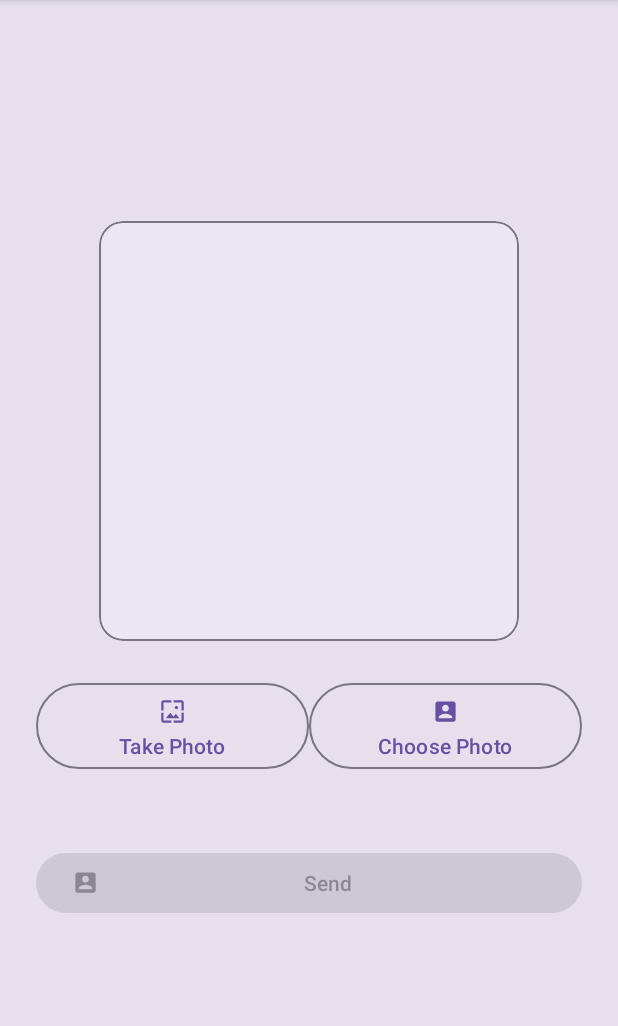
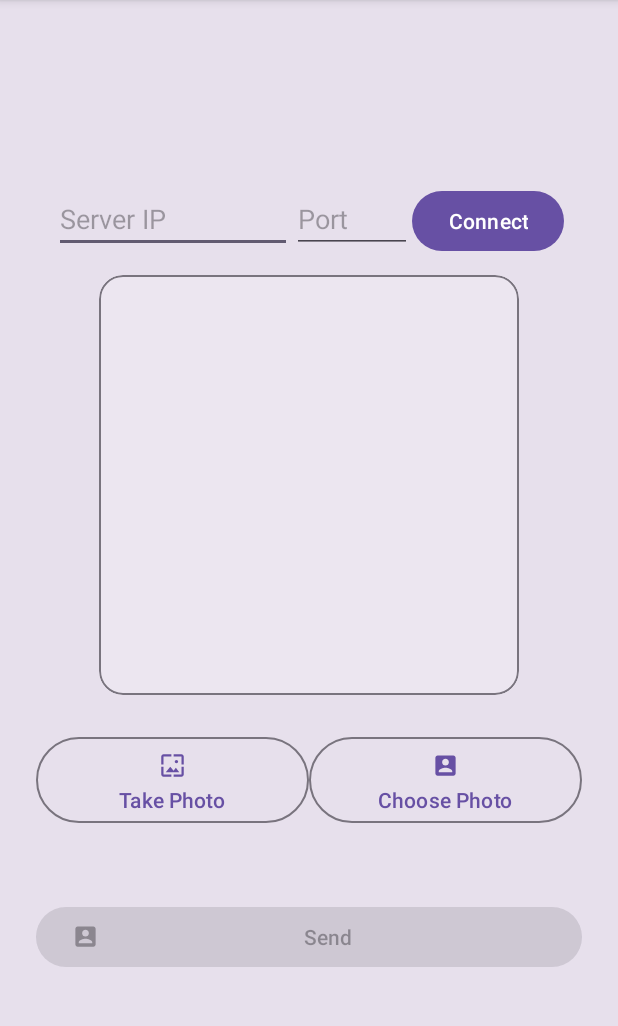
Before and after one commit to SaudMujahid/image-caption-app, an Android app built with Jetpack Compose: the screen it shows after launch (MainActivity), on a phone screen of 412 x 824 dp, the part 96-1122 px from its top. Run offline under Robolectric (Android 15) with nearby library versions, the phone set to English and light mode, and no system bars.

Commit message:
fixed camera and added input for connection

```diff
--- a/app/src/main/AndroidManifest.xml
+++ b/app/src/main/AndroidManifest.xml
@@ -9,7 +9,9 @@
     <uses-permission android:name="android.permission.INTERNET" />
     <uses-permission android:name="android.permission.CAMERA" />
     <uses-permission android:name="android.permission.READ_EXTERNAL_STORAGE" />
-    <uses-permission android:name="android.permission.WRITE_EXTERNAL_STORAGE" />
+    <uses-permission android:name="android.permission.WRITE_EXTERNAL_STORAGE"
+        android:maxSdkVersion="28" />
+
 
     <application
         android:allowBackup="true"
--- a/app/src/main/res/layout/activity_main.xml
+++ b/app/src/main/res/layout/activity_main.xml
@@ -1,6 +1,5 @@
 <?xml version="1.0" encoding="utf-8"?>
-<LinearLayout
-    xmlns:android="http://schemas.android.com/apk/res/android"
+<LinearLayout xmlns:android="http://schemas.android.com/apk/res/android"
     xmlns:app="http://schemas.android.com/apk/res-auto"
     xmlns:tools="http://schemas.android.com/tools"
     android:layout_width="match_parent"
@@ -9,7 +8,38 @@
     android:gravity="center"
     android:padding="24dp"
     android:background="?attr/colorSurfaceVariant"
-    android:theme="@style/Theme.Material3.DayNight">
+    android:theme="@style/Theme.Material3.DayNight"
+    tools:context=".MainActivity">
+
+    <!-- Connection row (IP + Port + Connect) -->
+    <LinearLayout
+        android:layout_width="match_parent"
+        android:layout_height="wrap_content"
+        android:orientation="horizontal"
+        android:padding="12dp">
+
+        <EditText
+            android:id="@+id/ipInput"
+            android:layout_width="0dp"
+            android:layout_height="wrap_content"
+            android:layout_weight="2"
+            android:hint="Server IP"
+            android:inputType="text" />
+
+        <EditText
+            android:id="@+id/portInput"
+            android:layout_width="0dp"
+            android:layout_height="wrap_content"
+            android:layout_weight="1"
+            android:hint="Port"
+            android:inputType="number" />
+
+        <Button
+            android:id="@+id/btnConnect"
+            android:layout_width="wrap_content"
+            android:layout_height="wrap_content"
+            android:text="Connect" />
+    </LinearLayout>
 
     <!-- Image preview with caption -->
     <com.google.android.material.card.MaterialCardView
```
Also changed, not shown: app/src/main/java/com/example/nonbias/MainActivity.kt (+113 -18 lines).
